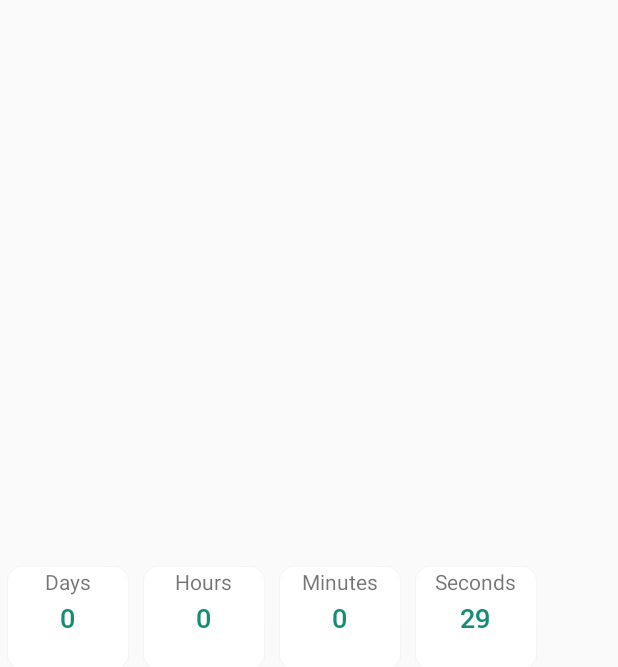
After one commit to DSC-JSS-NOIDA/Line-up, an Android app: the CountDownTimerActivity screen opened directly, with no data from a screen before it, on a phone screen of 412 x 824 dp. The commit adds this screen. Shown: the top 667 px of the screen. Run offline under Robolectric (Android 15) with nearby library versions, the phone set to English and light mode, and no system bars.

Commit message:
Countdown timer initial

```diff
--- a/app/src/main/AndroidManifest.xml
+++ b/app/src/main/AndroidManifest.xml
@@ -47,6 +47,9 @@
             android:name=".MainActivity"
             android:screenOrientation="portrait"
             android:theme="@style/AppTheme.NoActionBar" />
+        <activity
+            android:name=".timer.CountDownTimerActivity"
+            android:screenOrientation="portrait" />
 
         <service android:name=".LocationFinderService" />
     </application>
--- a/app/src/main/java/project/tronku/line_up/LeaderboardActivity.java
+++ b/app/src/main/java/project/tronku/line_up/LeaderboardActivity.java
@@ -158,6 +158,7 @@ public class LeaderboardActivity extends AppCompatActivity {
             playerPOJO.setScore(user.get("score").getAsString());
             playerPOJO.setPosition(user.get("position").getAsString());
             playerPOJO.setZealId(user.get("zeal_id").getAsString());
+
             long millis = user.get("totalTimeTaken").getAsLong() / 1000;
             playerPOJO.setTimeTaken(String.format(Locale.UK, "%d:%02d:%02d", millis / 3600, (millis % 3600) / 60, (millis % 60)));
 
--- a/app/src/main/java/project/tronku/line_up/QRCodeActivity.java
+++ b/app/src/main/java/project/tronku/line_up/QRCodeActivity.java
@@ -5,6 +5,7 @@ import androidx.cardview.widget.CardView;
 import androidx.core.app.ActivityCompat;
 import androidx.core.content.ContextCompat;
 import me.dm7.barcodescanner.zxing.ZXingScannerView;
+import project.tronku.line_up.timer.CountDownTimerActivity;
 
 import android.Manifest;
 import android.app.Activity;
@@ -76,7 +77,11 @@ public class QRCodeActivity extends AppCompatActivity {
         leaderboard.setOnClickListener(new View.OnClickListener() {
             @Override
             public void onClick(View v) {
-                startActivity(new Intent(QRCodeActivity.this, LeaderboardActivity.class));
+               // startActivity(new Intent(QRCodeActivity.this, LeaderboardActivity.class));
+
+                    Intent countDown = new Intent(QRCodeActivity.this, CountDownTimerActivity.class);
+                    startActivity(countDown);
+
             }
         });
 
--- /dev/null
+++ b/app/src/main/java/project/tronku/line_up/timer/CountDownTimerActivity.java
@@ -0,0 +1,57 @@
+package project.tronku.line_up.timer;
+
+import android.os.Bundle;
+import android.os.CountDownTimer;
+import android.widget.TextView;
+
+import androidx.appcompat.app.AppCompatActivity;
+import project.tronku.line_up.R;
+
+public class CountDownTimerActivity extends AppCompatActivity {
+
+    private TextView daysView;
+    private TextView hoursView;
+    private TextView minsView;
+    private TextView secondsView;
+
+
+    @Override
+    protected void onCreate(Bundle savedInstanceState) {
+        super.onCreate(savedInstanceState);
+        setContentView(R.layout.activity_countdown_timer);
+
+        daysView = findViewById(R.id.days);
+        hoursView = findViewById(R.id.hours);
+        minsView = findViewById(R.id.mins);
+        secondsView = findViewById(R.id.seconds);
+
+
+        new CountDownTimer(30000, 1000) {
+
+            public void onTick(long millisUntilFinished) {
+                int[] time = getTimeRemaining(millisUntilFinished);
+                daysView.setText(String.valueOf(time[0]));
+                hoursView.setText(String.valueOf(time[1]));
+                minsView.setText(String.valueOf(time[2]));
+                secondsView.setText(String.valueOf(time[3]));
+            }
+
+            public void onFinish() {
+
+            }
+        }.start();
+
+
+    }
+
+    private int[] getTimeRemaining(long timeInMillis) {
+       int [] time = new int[4];
+        time[3] = (int) Math.floor((timeInMillis / 1000.0) % 60);
+        time[2] = (int) Math.floor((timeInMillis / 1000.0 / 60) % 60);
+        time[1] = (int) Math.floor((timeInMillis / (1000.0 * 60 * 60)) % 24);
+        time[0] = (int) Math.floor(timeInMillis / (1000.0 * 60 * 60 * 24));
+        return time;
+    }
+
+
+}
--- /dev/null
+++ b/app/src/main/res/layout/activity_countdown_timer.xml
@@ -0,0 +1,143 @@
+<?xml version="1.0" encoding="utf-8"?>
+
+<LinearLayout xmlns:android="http://schemas.android.com/apk/res/android"
+    xmlns:app="http://schemas.android.com/apk/res-auto"
+    xmlns:tools="http://schemas.android.com/tools"
+    android:layout_width="match_parent"
+    android:layout_height="match_parent"
+    tools:context=".timer.CountDownTimerActivity">
+
+
+    <androidx.cardview.widget.CardView
+        android:id="@+id/days_view"
+        android:layout_width="80dp"
+        android:layout_height="68dp"
+        android:layout_gravity="center"
+        android:layout_margin="5dp"
+        app:cardBackgroundColor="@android:color/white"
+        app:cardCornerRadius="10dp">
+
+        <RelativeLayout
+            android:layout_width="wrap_content"
+            android:layout_height="match_parent"
+            android:layout_gravity="center_horizontal">
+
+            <TextView
+                android:id="@+id/days"
+                android:layout_width="wrap_content"
+                android:layout_height="wrap_content"
+                android:layout_centerInParent="true"
+                android:layout_marginStart="14dp"
+                android:layout_toEndOf="@id/qr_icon"
+                android:fontFamily="@font/roboto_medium"
+                android:text="00"
+                android:textColor="@color/qr_green"
+                android:textSize="18sp" />
+
+            <TextView
+                android:layout_width="wrap_content"
+                android:layout_height="wrap_content"
+                android:text="Days" />
+
+        </RelativeLayout>
+
+    </androidx.cardview.widget.CardView>
+    <androidx.cardview.widget.CardView
+        android:layout_width="80dp"
+        android:layout_height="68dp"
+        app:cardCornerRadius="10dp"
+        android:id="@+id/hours_view"
+        android:layout_margin="5dp"
+        android:layout_gravity="center"
+        app:cardBackgroundColor="@android:color/white">
+
+        <RelativeLayout
+            android:layout_width="wrap_content"
+            android:layout_height="match_parent"
+            android:layout_gravity="center_horizontal">
+
+            <TextView
+                android:id="@+id/hours"
+                android:layout_width="wrap_content"
+                android:layout_height="wrap_content"
+                android:layout_centerInParent="true"
+                android:layout_marginStart="14dp"
+                android:layout_toEndOf="@id/qr_icon"
+                android:fontFamily="@font/roboto_medium"
+                android:text="00"
+                android:textColor="@color/qr_green"
+                android:textSize="18sp" />
+
+            <TextView
+                android:layout_width="wrap_content"
+                android:layout_height="wrap_content"
+                android:text="Hours" />
+        </RelativeLayout>
+
+    </androidx.cardview.widget.CardView>
+    <androidx.cardview.widget.CardView
+        android:layout_width="80dp"
+        android:layout_height="68dp"
+        app:cardCornerRadius="10dp"
+        android:layout_margin="5dp"
+        android:id="@+id/mins_view"
+        android:layout_gravity="center"
+        app:cardBackgroundColor="@android:color/white">
+
+        <RelativeLayout
+            android:layout_width="wrap_content"
+            android:layout_height="match_parent"
+            android:layout_gravity="center_horizontal">
+
+            <TextView
+                android:id="@+id/mins"
+                android:layout_width="wrap_content"
+                android:layout_height="wrap_content"
+                android:layout_centerInParent="true"
+                android:layout_marginStart="14dp"
+                android:layout_toEndOf="@id/qr_icon"
+                android:fontFamily="@font/roboto_medium"
+                android:text="00"
+                android:textColor="@color/qr_green"
+                android:textSize="18sp" />
+
+            <TextView
+                android:layout_width="wrap_content"
+                android:layout_height="wrap_content"
+                android:text="Minutes" />
+        </RelativeLayout>
+
+    </androidx.cardview.widget.CardView>
+    <androidx.cardview.widget.CardView
+        android:layout_width="80dp"
+        android:layout_height="68dp"
+        app:cardCornerRadius="10dp"
+        android:layout_margin="5dp"
+        android:id="@+id/seconds_view"
+        android:layout_gravity="center"
+        app:cardBackgroundColor="@android:color/white">
+
+        <RelativeLayout
+            android:layout_width="wrap_content"
+            android:layout_height="match_parent"
+            android:layout_gravity="center_horizontal">
+            <TextView
+                android:id="@+id/seconds"
+                android:layout_width="wrap_content"
+                android:layout_height="wrap_content"
+                android:layout_centerInParent="true"
+                android:layout_marginStart="14dp"
+                android:layout_toEndOf="@id/qr_icon"
+                android:fontFamily="@font/roboto_medium"
+                android:text="00"
+                android:textColor="@color/qr_green"
+                android:textSize="18sp" />
+
+            <TextView
+                android:layout_width="wrap_content"
+                android:layout_height="wrap_content"
+                android:text="Seconds" />
+        </RelativeLayout>
+
+    </androidx.cardview.widget.CardView>
+</LinearLayout>
```
